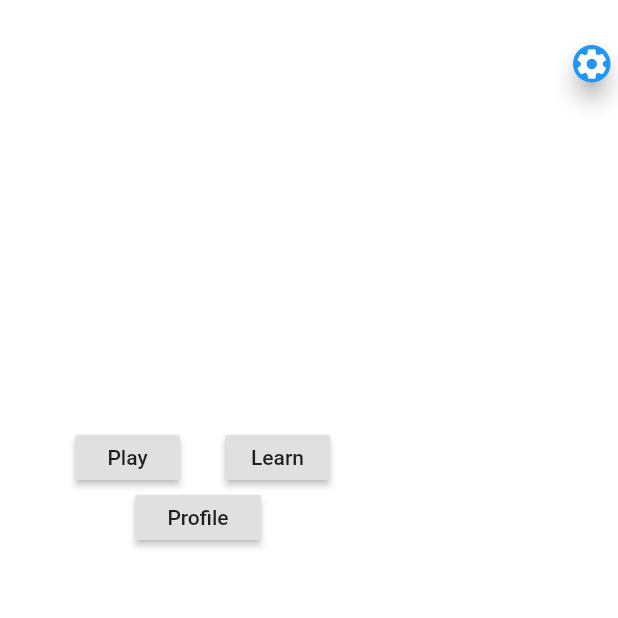
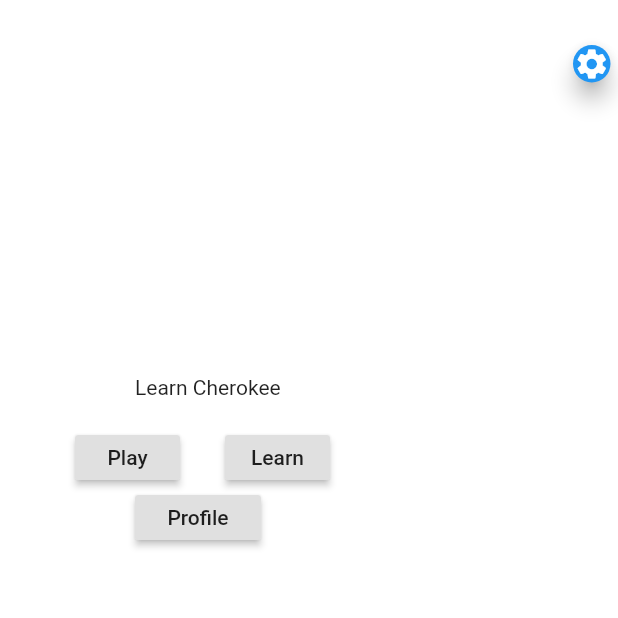
Before and after one commit to WSRogers98/Comp-585, a Flutter app: the screen it shows after launch, on a phone screen of 412 x 824 dp, the top half of it. Run offline on Flutter 3.47's test engine with Material 2 defaults, Android fonts, the phone set to English and light mode, and no system bars.

Commit message:
Added a Splash Screen and Changed Menu Layout. App Orientation testing done with the Android 8.1 (Google Play) Android Accelerated Oreo Emulator.

```diff
--- a/lib/main.dart
+++ b/lib/main.dart
@@ -1,3 +1,4 @@
+import 'package:flutter/cupertino.dart';
 import 'package:flutter/material.dart';
 
 
@@ -18,6 +19,17 @@ class MyApp extends StatelessWidget {
                 fit: StackFit.expand,
                 children: <Widget>[
                   Material(color: Colors.white),
+                  Positioned(
+                    top: 250,
+                    left: 90,
+                    height: 30,
+                    width:120,
+                    child: Text('Learn Cherokee',
+                    style: TextStyle(
+
+                    ),
+                  ),
+                  ),
                   Positioned(
                     top: 290,
                     left:50,
```
